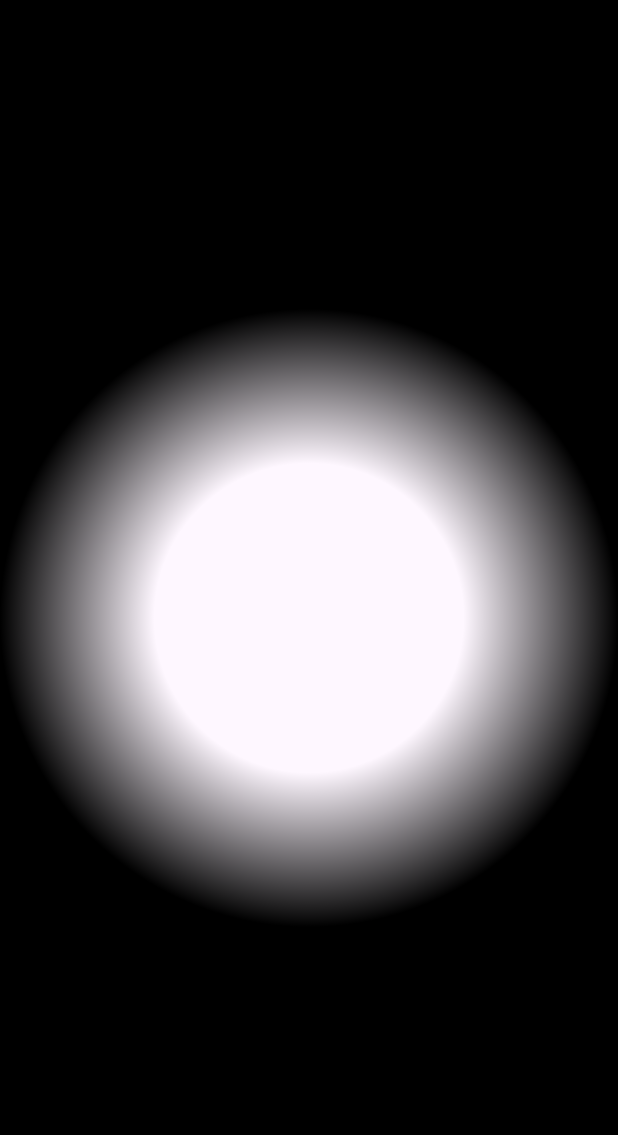
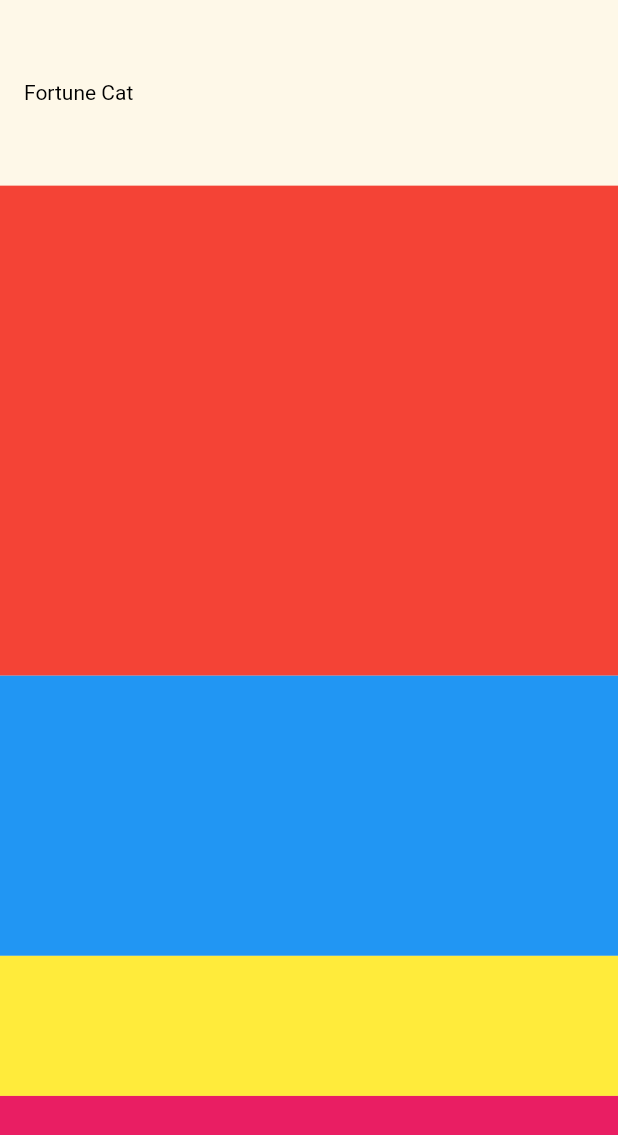
Before and after one commit to Xavier-MD/fortune_cat, a Flutter app: the screen it shows after launch, on a phone screen of 412 x 824 dp. Shown: the top 1135 px of the screen. Run offline on Flutter 3.47's test engine with Material 3 defaults, Android fonts, the phone set to English and light mode, and no system bars; our stand-ins replace responsive_sizer.

Commit message:
Preliminary Layout Formatting

```diff
--- a/lib/ui/pages/home_page.dart
+++ b/lib/ui/pages/home_page.dart
@@ -79,38 +79,46 @@ class _HomePageState extends State<HomePage> {
   @override
   Widget build(BuildContext context) {
     return Scaffold(
-      body: VignetteBackground(),
+      appBar: AppBar(
+        title: const Text('Fortune Cat'),
+        titleTextStyle: TextStyle(
+          color: Colors.black,
+        ),
+        toolbarHeight: 15.0.h,
+        backgroundColor: const Color(0xFFfef8e8),
+      ),
+      body: SafeArea(
+        child: Flex(
+          direction: Axis.vertical,
+          children: [
+            Flexible(
+              flex: 7,
+              child: Container(
+                color: Colors.red,
+              ),
+            ),
+            Flexible(
+              flex: 4,
+              child: Container(
+                color: Colors.blue,
+              ),
+            ),
+            Flexible(
+              flex: 2,
+              child: Container(
+                color: Colors.yellow,
+              ),
+            ),
+            Flexible(
+              flex: 2,
+              child: Container(
+                color: Colors.pink,
+              ),
+            ),
+          ],
+        ),
+      ),
+      backgroundColor: Color(0xFFfef8e8),
     );
   }
 }
-
-class VignetteBackgroundPainter extends CustomPainter {
-  @override
-  void paint(Canvas canvas, Size size) {
-    final Rect rect = Rect.fromLTWH(0, 0, size.width, size.height);
-    final Gradient gradient = RadialGradient(
-      center: Alignment.center,
-      radius: 0.5,
-      colors: [Colors.transparent, Colors.black],
-      stops: [0.5, 1.0],
-    );
-
-    canvas.drawRect(
-      rect,
-      Paint()..shader = gradient.createShader(rect),
-    );
-  }
-
-  @override
-  bool shouldRepaint(CustomPainter oldDelegate) => false;
-}
-
-class VignetteBackground extends StatelessWidget {
-  @override
-  Widget build(BuildContext context) {
-    return CustomPaint(
-      painter: VignetteBackgroundPainter(),
-      child: Container(), // Your main content goes here
-    );
-  }
-}
```
